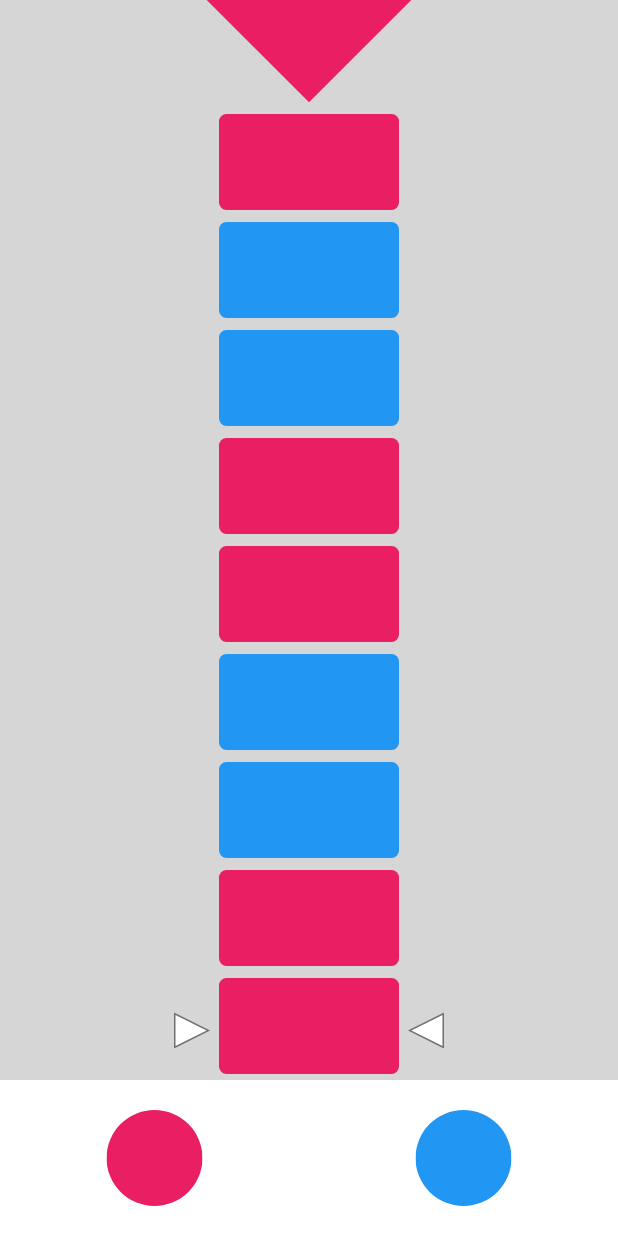
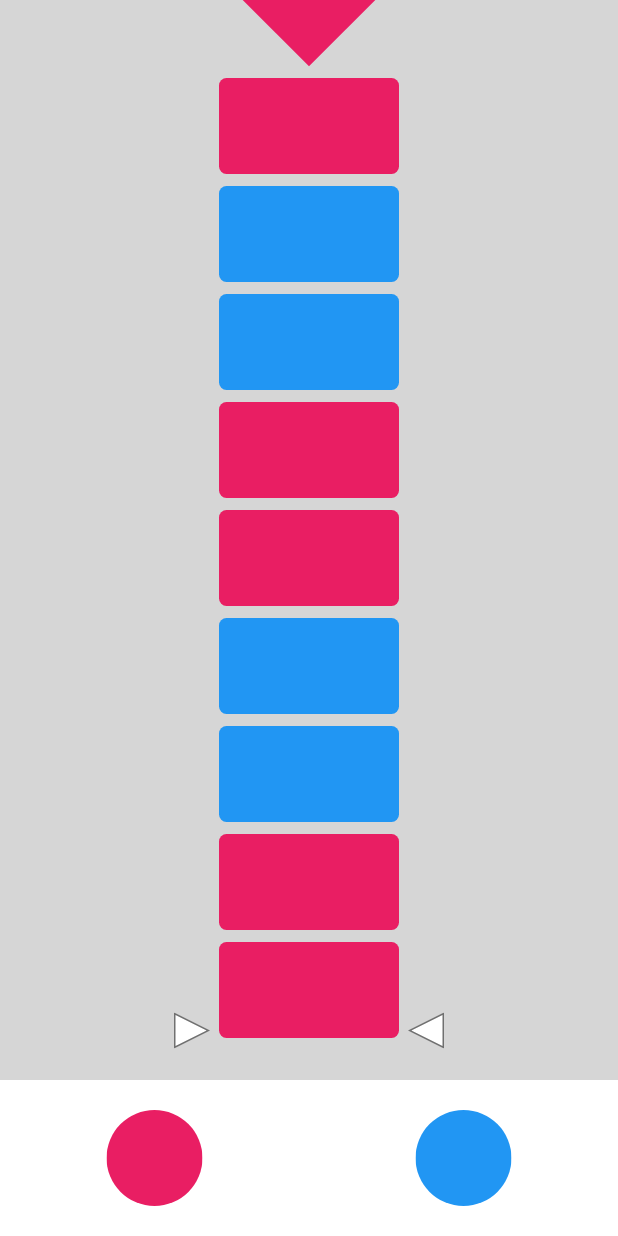
Before and after one commit to zen47175/boxTower, a Flutter app: the screen it shows after launch, on a phone screen of 412 x 824 dp. Run offline on Flutter 3.47's test engine with Material 2 defaults, Android fonts, the phone set to English and light mode, and no system bars; our stand-ins replace flutter_svg, get, rflutter_alert; missing offline and left inert: flutter_shapes.

Commit message:
Update tower_column.dart

```diff
--- a/lib/widgets/tower_column.dart
+++ b/lib/widgets/tower_column.dart
@@ -75,7 +75,9 @@ class TowerColumn extends StatelessWidget {
                                       )
                                     : const SizedBox();
                               },
-                            )
+                            ),  const SizedBox(
+                              height: 24,
+                            ),
                           ],
                         )),
                   ),
```
